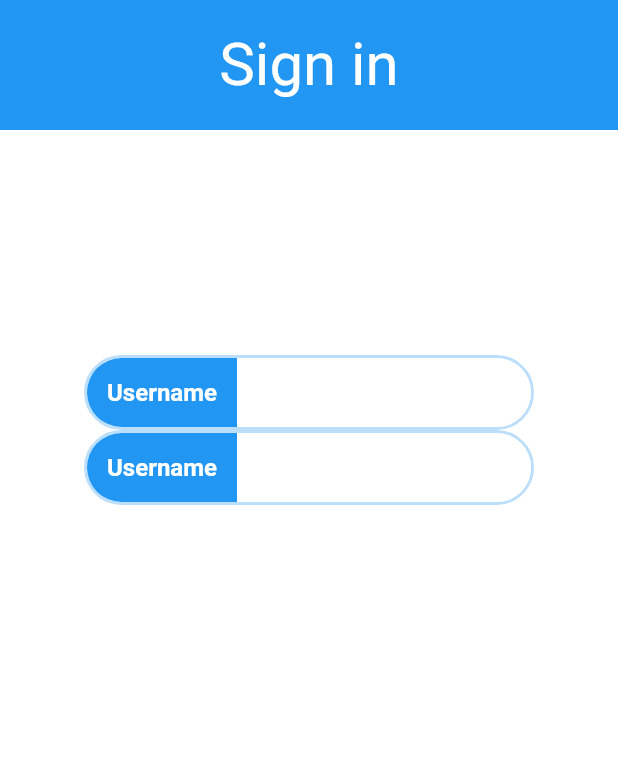
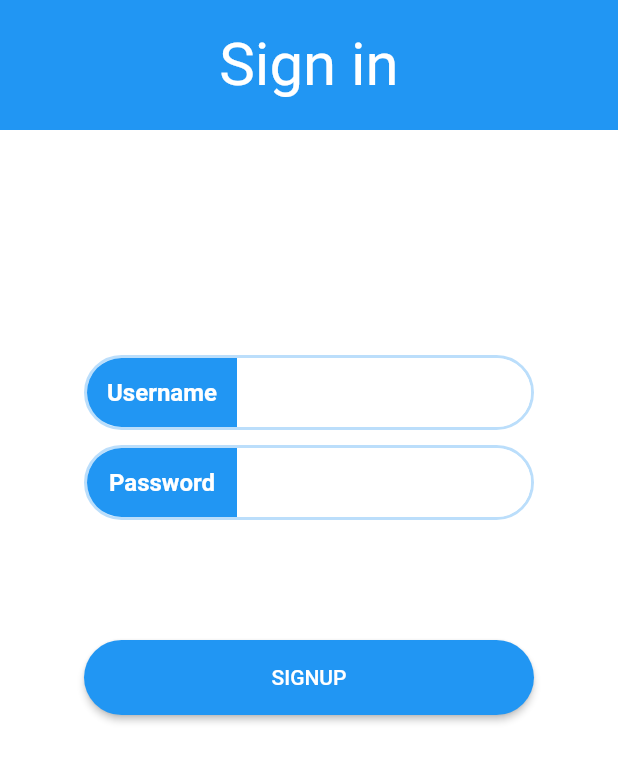
Before and after one commit to mehedi-4958/approver, a Flutter app: the screen it shows after launch, on a phone screen of 412 x 824 dp, the part 320-1103 px from its top. Run offline on Flutter 3.47's test engine with Material 2 defaults, Android fonts, the phone set to English and light mode, and no system bars.

Commit message:
TextForms and Button Designed

```diff
--- a/lib/screens/login_screen.dart
+++ b/lib/screens/login_screen.dart
@@ -17,6 +17,7 @@ class _LoginPageState extends State<LoginPage> {
         body: Container(
           height: MediaQuery.of(context).size.height,
           width: MediaQuery.of(context).size.width,
+          child: SingleChildScrollView(
             child: Column(
               mainAxisAlignment: MainAxisAlignment.start,
               children: [
@@ -68,6 +69,7 @@ class _LoginPageState extends State<LoginPage> {
                     ],
                   ),
                 ),
+                SingleChildScrollView(),
                 SizedBox(
                   height: 150.0,
                 ),
@@ -121,7 +123,6 @@ class _LoginPageState extends State<LoginPage> {
                           ),
                         ),
                         child: TextFormField(
-                        showCursor: false,
                           keyboardType: TextInputType.text,
                           style: TextStyle(
                             color: Colors.blue,
@@ -133,6 +134,9 @@ class _LoginPageState extends State<LoginPage> {
                       ),
                     ],
                   ),
+                ),
+                SizedBox(
+                  height: 10,
                 ),
                 Container(
                   height: 50.0,
@@ -162,7 +166,7 @@ class _LoginPageState extends State<LoginPage> {
                           width: MediaQuery.of(context).size.width,
                           alignment: Alignment.center,
                           child: Text(
-                          'Username',
+                            'Password',
                             style: TextStyle(
                               color: Colors.white,
                               fontWeight: FontWeight.bold,
@@ -184,8 +188,6 @@ class _LoginPageState extends State<LoginPage> {
                           ),
                         ),
                         child: TextFormField(
-                        autofocus: true,
-                        showCursor: false,
                           keyboardType: TextInputType.text,
                           style: TextStyle(
                             color: Colors.blue,
@@ -198,7 +200,24 @@ class _LoginPageState extends State<LoginPage> {
                     ],
                   ),
                 ),
+                SizedBox(
+                  height: 80,
+                ),
+                Container(
+                  height: 50.0,
+                  width: 300.0,
+                  child: ElevatedButton(
+                    onPressed: () {},
+                    child: Text('SIGNUP'),
+                    style: ElevatedButton.styleFrom(
+                      shape: RoundedRectangleBorder(
+                        borderRadius: BorderRadius.circular(30),
+                      ),
+                    ),
+                  ),
+                ),
               ],
+            ),
           ),
         ),
       ),
```
Lines whose indentation alone changed are shown as unchanged.
